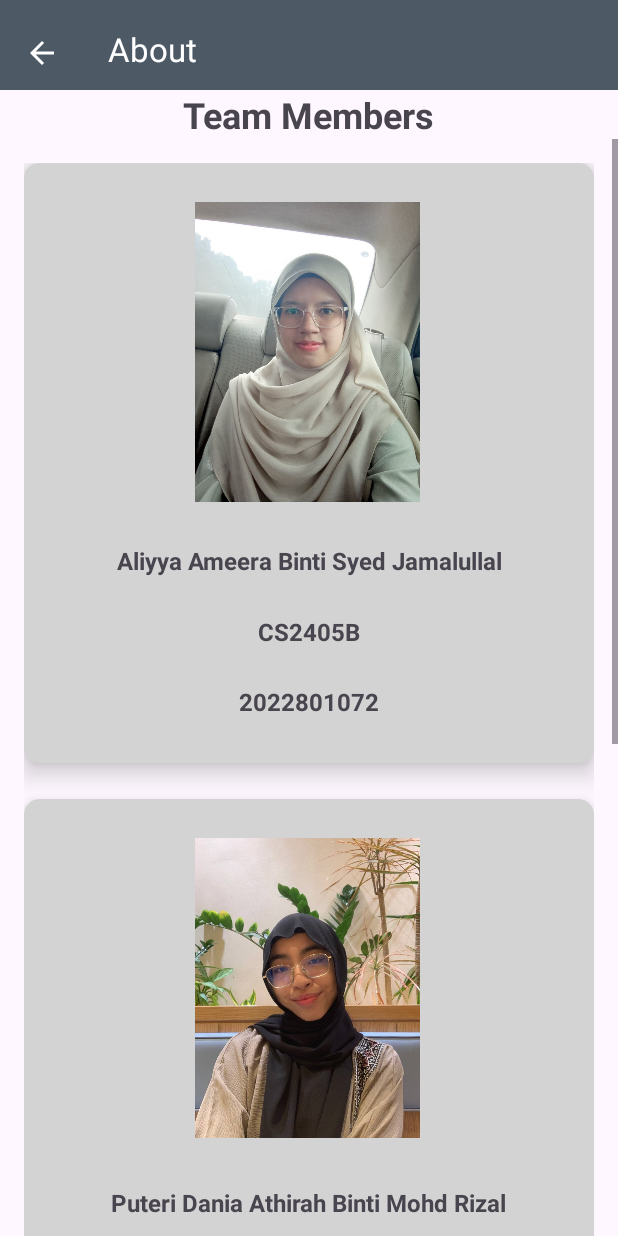
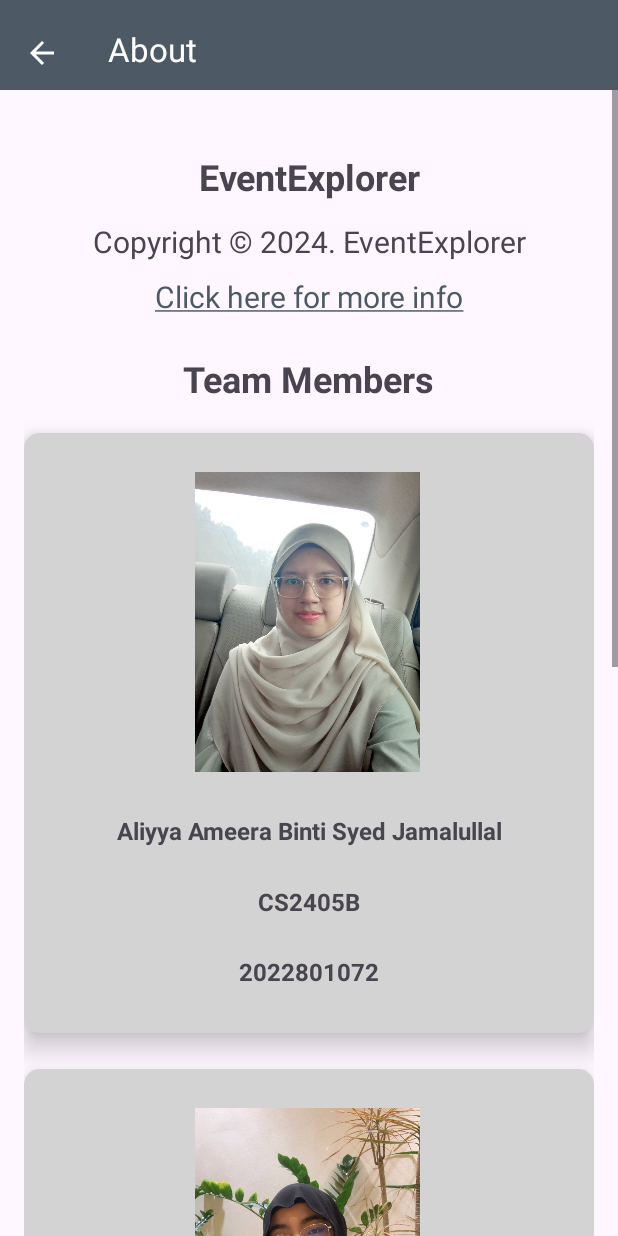
Before and after one commit to aliyyaameera/ICT602_Project, an Android app: the About screen opened directly, with no data from a screen before it, on a phone screen of 412 x 824 dp. Run offline under Robolectric (Android 15) with nearby library versions, the phone set to English and light mode, and no system bars.

Commit message:
Update activity_about.xml

```diff
--- a/ProjectICT602/app/src/main/res/layout/activity_about.xml
+++ b/ProjectICT602/app/src/main/res/layout/activity_about.xml
@@ -23,30 +23,76 @@
         app:titleMarginStart="16dp"
         app:titleTextColor="@android:color/white" />
 
-    <TextView
-        android:id="@+id/team"
-        android:layout_width="wrap_content"
-        android:layout_height="wrap_content"
-        android:text="Team Members"
-        android:textSize="24sp"
-        android:textStyle="bold"
-        app:layout_constraintBottom_toTopOf="@+id/scrollView2"
-        app:layout_constraintEnd_toEndOf="parent"
-        app:layout_constraintStart_toStartOf="parent"
-        app:layout_constraintTop_toBottomOf="@+id/toolbarAbout" />
 
     <ScrollView
         android:id="@+id/scrollView2"
         android:layout_width="match_parent"
         android:layout_height="0dp"
         app:layout_constraintBottom_toBottomOf="parent"
-        app:layout_constraintTop_toBottomOf="@id/team">
+        app:layout_constraintTop_toBottomOf="@id/toolbarAbout">
 
         <LinearLayout
             android:layout_width="match_parent"
             android:layout_height="wrap_content"
             android:orientation="vertical"
             android:padding="16dp">
+
+            <androidx.constraintlayout.widget.ConstraintLayout
+                android:layout_width="match_parent"
+                android:layout_height="match_parent">
+
+                <TextView
+                    android:id="@+id/appname"
+                    android:layout_width="wrap_content"
+                    android:layout_height="wrap_content"
+                    android:text="@string/app_name"
+                    android:textSize="24sp"
+                    android:textStyle="bold"
+                    app:layout_constraintBottom_toBottomOf="parent"
+                    app:layout_constraintEnd_toEndOf="parent"
+                    app:layout_constraintStart_toStartOf="parent"
+                    app:layout_constraintTop_toTopOf="parent"
+                    app:layout_constraintVertical_bias="0.16" />
+
+                <TextView
+                    android:id="@+id/copyright"
+                    android:layout_width="wrap_content"
+                    android:layout_height="wrap_content"
+                    android:layout_marginTop="20dp"
+                    android:text="@string/copyright"
+                    android:textSize="20sp"
+                    app:layout_constraintBottom_toBottomOf="parent"
+                    app:layout_constraintEnd_toEndOf="parent"
+                    app:layout_constraintStart_toStartOf="parent"
+                    app:layout_constraintTop_toTopOf="parent"
+                    app:layout_constraintVertical_bias="0.352" />
+
+                <TextView
+                    android:id="@+id/textLink"
+                    android:layout_width="wrap_content"
+                    android:layout_height="wrap_content"
+                    android:text="@string/link"
+                    android:textSize="20sp"
+                    app:layout_constraintBottom_toBottomOf="parent"
+                    app:layout_constraintEnd_toEndOf="parent"
+                    app:layout_constraintStart_toStartOf="parent"
+                    app:layout_constraintTop_toTopOf="parent"
+                    android:layout_marginTop="50dp"/>
+
+                <TextView
+                    android:id="@+id/team"
+                    android:layout_width="wrap_content"
+                    android:layout_height="wrap_content"
+                    android:text="Team Members"
+                    android:textSize="24sp"
+                    android:textStyle="bold"
+                    app:layout_constraintBottom_toBottomOf="parent"
+                    app:layout_constraintEnd_toEndOf="parent"
+                    app:layout_constraintStart_toStartOf="parent"
+                    app:layout_constraintTop_toTopOf="parent"
+                    android:layout_marginTop="160dp"/>
+
+            </androidx.constraintlayout.widget.ConstraintLayout>
 
             <androidx.cardview.widget.CardView
                 android:id="@+id/cardAliyya"
@@ -55,7 +101,8 @@
                 android:layout_marginBottom="24dp"
                 android:backgroundTint="@color/grey"
                 app:cardCornerRadius="10dp"
-                app:cardElevation="10dp">
+                app:cardElevation="10dp"
+                android:layout_marginTop="20dp">
 
                 <androidx.constraintlayout.widget.ConstraintLayout
                     android:layout_width="match_parent"
@@ -245,15 +292,6 @@
                 </androidx.constraintlayout.widget.ConstraintLayout>
             </androidx.cardview.widget.CardView>
 
-            <TextView
-                android:id="@+id/textLink"
-                android:layout_width="261dp"
-                android:layout_height="wrap_content"
-                android:layout_gravity="center|center_horizontal"
-                android:text="@string/link"
-                android:textAlignment="center"
-                android:textSize="16sp" />
-
         </LinearLayout>
     </ScrollView>
 </androidx.constraintlayout.widget.ConstraintLayout>
```
